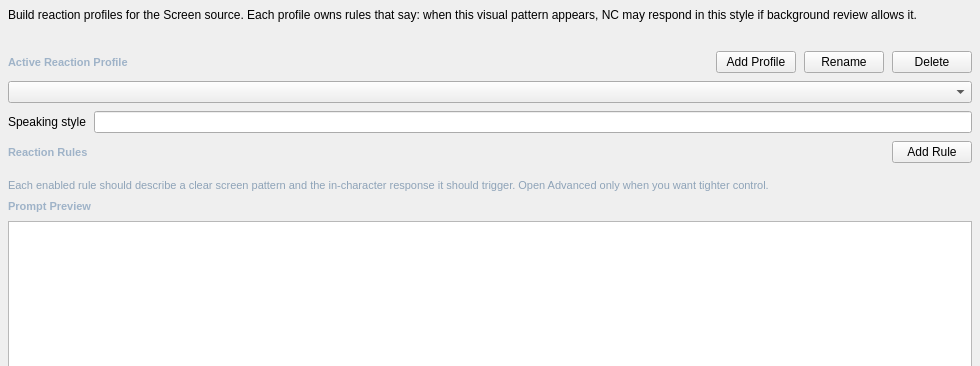
Before: the Qt Designer form addons/screen_supervisor/ui/screen_supervisor.ui in Rakile/NeuralCompanion, drawn with Qt 5; both pictures show x 0 to 980 and y 0 to 366 of the 980 by 760 pixel window.
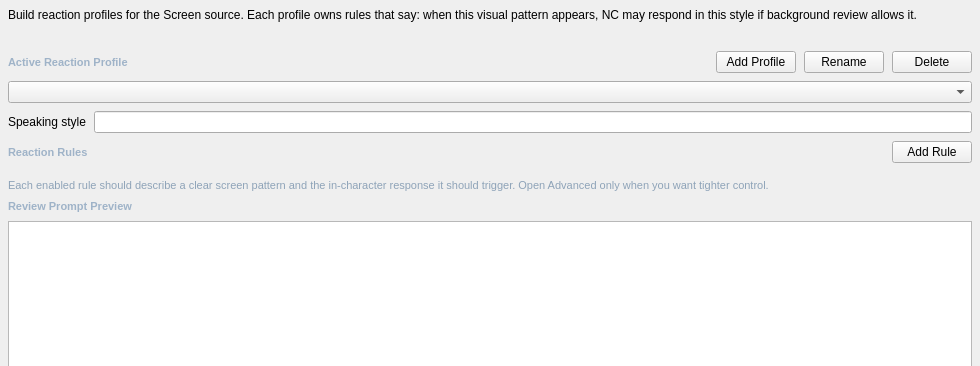
After: the same form once the commit is applied.

```diff
--- a/addons/screen_supervisor/ui/screen_supervisor.ui
+++ b/addons/screen_supervisor/ui/screen_supervisor.ui
@@ -191,7 +191,7 @@
       <string notr="true">color: #9fb3c8; font-size: 11px; font-weight: 600;</string>
      </property>
      <property name="text">
-      <string>Prompt Preview</string>
+      <string>Review Prompt Preview</string>
      </property>
     </widget>
    </item>
```
